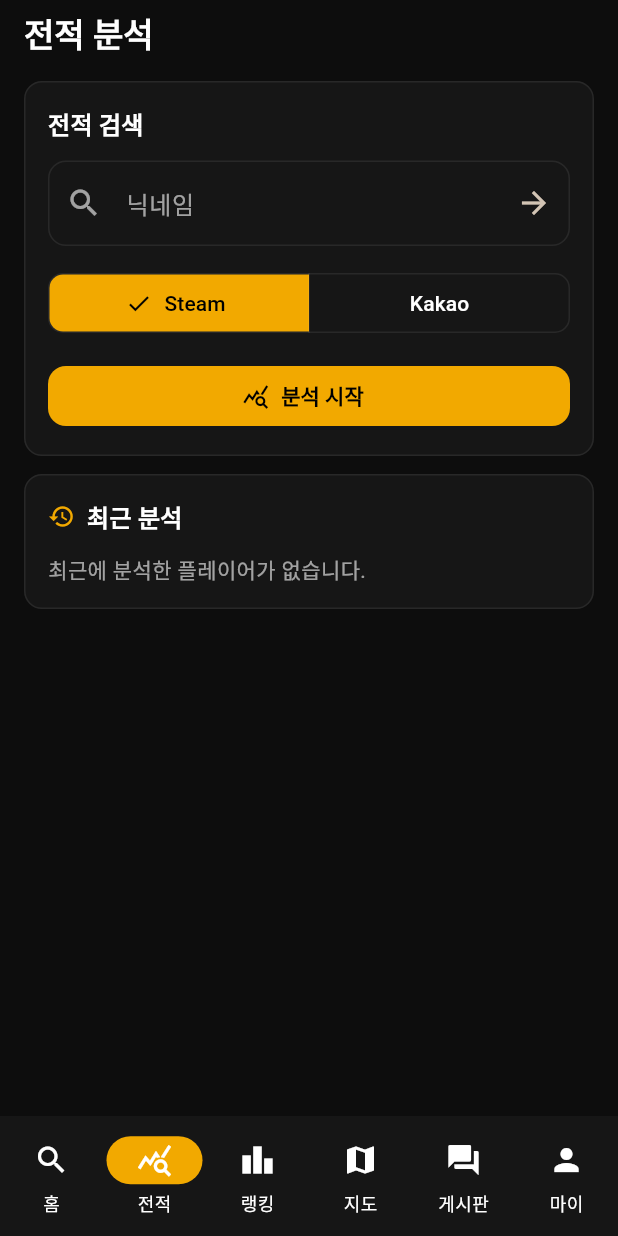
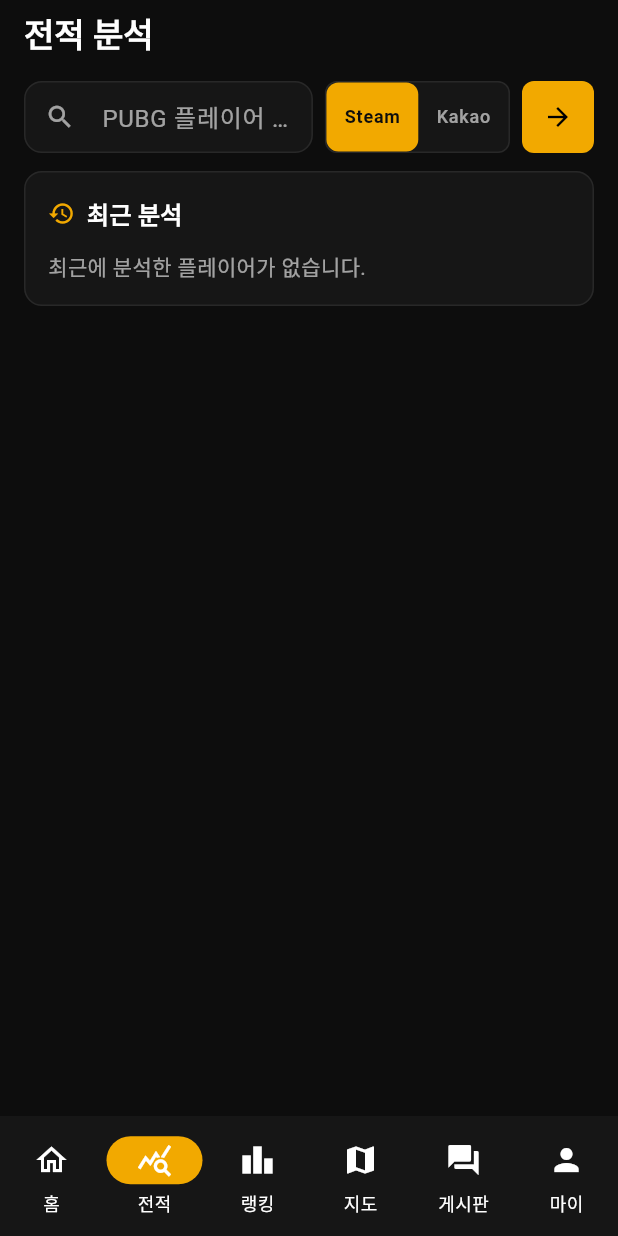
Before and after one commit to ka6865/bmgs-app, a Flutter app: the screen it shows after launch, item 2 of the bottom bar chosen, after a tap on "Steam", on a phone screen of 412 x 824 dp. Run offline on Flutter 3.47's test engine with Material 3 defaults, Android fonts, the phone set to English and light mode, and no system bars; our stand-ins replace dio, flutter_local_notifications, flutter_riverpod, go_router, package_info_plus, shared_preferences and 1 more; accounts and stored records are empty.

Commit message:
정리: 홈과 하단 탭 기능 중복 제거
홈의 빠른 메뉴 4개 중 3개(랭킹/지도/게시판)가 하단 탭과 완전히 겹쳤고,
홈 탭 아이콘이 검색 모양이라 전적 탭과 역할이 헷갈렸다.

- 홈 빠른 메뉴 제거. 랭킹/지도/게시판은 하단 탭으로만 이동한다.
  알림은 하단 탭에 없지만 홈 헤더 벨이 이미 진입 경로다
- HomeQuickActions와 _QuickAction 위젯 제거(죽은 코드)
- 홈 탭 아이콘을 Icons.search에서 Icons.home_outlined로 변경
- 홈 전용 HomeSearchBar를 core/widgets/player_search_bar.dart로 올려
  전적 탭의 큰 검색 카드(제목+입력+SegmentedButton+분석 버튼)를 대체.
  두 화면이 같은 위젯을 쓰므로 검색 UI가 중복되지 않는다
- 전적 화면에서 Card를 걷어내며 사라진 Material 조상을 복원.
  TextField와 InkWell이 요구하는 기반이다

홈은 검색 진입과 내 플레이어(이어서 보기, 즐겨찾기, 최근 활동) 관리에
집중하고, 다른 화면 이동은 하단 탭이 담당한다.

검증: dart analyze 무이슈, flutter test 180개 통과

```diff
--- a/lib/features/home/widgets/home_search_bar.dart
+++ b/lib/core/widgets/player_search_bar.dart
@@ -1,16 +1,16 @@
 import 'package:flutter/material.dart';
 
-import '../../../core/theme/bgms_theme.dart';
+import '../theme/bgms_theme.dart';
 
 /// 검색 바 컨트롤 높이. 접근성 최소 터치 영역(48)을 만족시킨다.
 const double _controlHeight = 48;
 
-/// 홈 상단의 한 줄 검색 바.
+/// 플레이어 검색 한 줄 바.
 ///
-/// 전적 탭에는 플랫폼 선택과 분석 버튼을 갖춘 전체 검색 허브가 따로 있다.
-/// 홈에서는 진입 동선만 담당하므로 입력 한 줄과 플랫폼 토글로 압축한다.
-class HomeSearchBar extends StatelessWidget {
-  const HomeSearchBar({
+/// 홈과 전적 탭이 같은 위젯을 공유해 검색 UI가 중복되지 않게 한다.
+/// 입력, 플랫폼 토글, 실행 버튼이 한 행에 들어간다.
+class PlayerSearchBar extends StatelessWidget {
+  const PlayerSearchBar({
     super.key,
     required this.controller,
     required this.platform,
@@ -181,7 +181,7 @@
         width: _controlHeight,
         height: _controlHeight,
         child: FilledButton(
-          key: const Key('home_search_submit'),
+          key: const Key('player_search_submit'),
           onPressed: searching ? null : onSearch,
           style: FilledButton.styleFrom(
             padding: EdgeInsets.zero,
--- a/lib/features/board/board_screen.dart
+++ b/lib/features/board/board_screen.dart
@@ -193,7 +193,6 @@
 
 class _PostTile extends StatelessWidget {
   const _PostTile({required this.post});
-
 
   final BoardPostSummary post;
 
--- a/lib/features/home/home_screen.dart
+++ b/lib/features/home/home_screen.dart
@@ -9,10 +9,10 @@
 import '../../core/storage/local_player_store.dart';
 import '../../core/theme/bgms_theme.dart';
 import '../../core/widgets/bgms_brand_header.dart';
+import '../../core/widgets/player_search_bar.dart';
 import '../../navigation/shell_scaffold.dart';
 import '../notifications/notification_bell.dart';
 import 'widgets/home_dashboard_sections.dart';
-import 'widgets/home_search_bar.dart';
 import 'widgets/player_suggestion_list.dart';
 
 class HomeScreen extends StatefulWidget {
@@ -272,7 +272,7 @@
           children: [
             const BgmsBrandHeader(title: 'BGMS', trailing: NotificationBell()),
             const SizedBox(height: 14),
-            HomeSearchBar(
+            PlayerSearchBar(
               controller: _nicknameController,
               platform: _platform,
               searching: _searching,
@@ -312,13 +312,6 @@
               onTap: (player) =>
                   _search(nickname: player.nickname, platform: player.platform),
             ),
-            const SizedBox(height: 20),
-            HomeQuickActions(
-              onRankingsTap: () => context.go('/rankings'),
-              onMapsTap: () => context.go('/maps'),
-              onBoardTap: () => context.go('/board'),
-              onNotificationsTap: () => context.push('/notifications'),
-            ),
             if (_loadingStore || remainingRecent.isNotEmpty) ...[
               const SizedBox(height: 20),
               RecentActivitySection(
--- a/lib/features/home/widgets/home_dashboard_sections.dart
+++ b/lib/features/home/widgets/home_dashboard_sections.dart
@@ -192,65 +192,6 @@
   }
 }
 
-class HomeQuickActions extends StatelessWidget {
-  const HomeQuickActions({
-    super.key,
-    required this.onRankingsTap,
-    required this.onMapsTap,
-    required this.onBoardTap,
-    required this.onNotificationsTap,
-  });
-
-  final VoidCallback onRankingsTap;
-  final VoidCallback onMapsTap;
-  final VoidCallback onBoardTap;
-  final VoidCallback onNotificationsTap;
-
-  @override
-  Widget build(BuildContext context) {
-    return SectionBand(
-      title: '빠른 메뉴',
-      icon: Icons.grid_view_outlined,
-      child: Row(
-        children: [
-          Expanded(
-            child: _QuickAction(
-              label: '랭킹',
-              icon: Icons.leaderboard_outlined,
-              onTap: onRankingsTap,
-            ),
-          ),
-          const SizedBox(width: 8),
-          Expanded(
-            child: _QuickAction(
-              label: '지도',
-              icon: Icons.map_outlined,
-              onTap: onMapsTap,
-            ),
-          ),
-          const SizedBox(width: 8),
-          Expanded(
-            child: _QuickAction(
-              label: '게시판',
-              icon: Icons.forum_outlined,
-              onTap: onBoardTap,
-            ),
-          ),
-          const SizedBox(width: 8),
-          // 알림 센터는 하단 탭에 없으므로 홈에서 진입 경로를 제공한다.
-          Expanded(
-            child: _QuickAction(
-              label: '알림',
-              icon: Icons.notifications_outlined,
-              onTap: onNotificationsTap,
-            ),
-          ),
-        ],
-      ),
-    );
-  }
-}
-
 class RecentActivitySection extends StatelessWidget {
   const RecentActivitySection({
     super.key,
@@ -290,62 +231,6 @@
                 ],
               ),
             ),
-    );
-  }
-}
-
-class _QuickAction extends StatelessWidget {
-  const _QuickAction({
-    required this.label,
-    required this.icon,
-    required this.onTap,
-  });
-
-  final String label;
-  final IconData icon;
-  final VoidCallback onTap;
-
-  @override
-  Widget build(BuildContext context) {
-    return Tooltip(
-      message: label,
-      child: InkSurface(
-        borderRadius: 8,
-        decoration: BoxDecoration(
-          color: BgmsColors.surface,
-          borderRadius: BorderRadius.circular(8),
-          border: Border.all(color: BgmsColors.border),
-        ),
-        child: InkWell(
-          onTap: onTap,
-          borderRadius: BorderRadius.circular(8),
-          child: SizedBox(
-            height: 64,
-            child: Column(
-              mainAxisAlignment: MainAxisAlignment.center,
-              children: [
-                Icon(icon, size: 20, color: BgmsColors.accent),
-                const SizedBox(height: 6),
-                // 좁은 화면에서도 라벨이 잘리지 않도록 가로 폭에 맞춰 축소한다.
-                Padding(
-                  padding: const EdgeInsets.symmetric(horizontal: 4),
-                  child: FittedBox(
-                    fit: BoxFit.scaleDown,
-                    child: Text(
-                      label,
-                      maxLines: 1,
-                      style: Theme.of(context).textTheme.labelMedium?.copyWith(
-                        color: BgmsColors.textSecondary,
-                        letterSpacing: 0,
-                      ),
-                    ),
-                  ),
-                ),
-              ],
-            ),
-          ),
-        ),
-      ),
     );
   }
 }
--- a/lib/features/notifications/notification_settings.dart
+++ b/lib/features/notifications/notification_settings.dart
@@ -92,9 +92,8 @@
     final kinds = rawKinds is List
         ? rawKinds
               .map(
-                (value) => BgmsNotificationKindLabel.fromStorageKey(
-                  value.toString(),
-                ),
+                (value) =>
+                    BgmsNotificationKindLabel.fromStorageKey(value.toString()),
               )
               .whereType<BgmsNotificationKind>()
               .toSet()
--- a/lib/features/notifications/notification_store.dart
+++ b/lib/features/notifications/notification_store.dart
@@ -97,9 +97,7 @@
     next[snapshot.playerId] = snapshot;
     await _prefs.setString(
       _snapshotsKey,
-      jsonEncode(
-        next.map((key, value) => MapEntry(key, value.toJson())),
-      ),
+      jsonEncode(next.map((key, value) => MapEntry(key, value.toJson()))),
     );
   }
 
--- a/lib/features/stats/stats_detail_screen.dart
+++ b/lib/features/stats/stats_detail_screen.dart
@@ -9,6 +9,7 @@
 import '../../core/theme/bgms_theme.dart';
 import '../../core/widgets/app_panels.dart';
 import '../../core/widgets/bgms_brand_header.dart';
+import '../../core/widgets/player_search_bar.dart';
 import '../../navigation/shell_scaffold.dart';
 import 'ai_coaching_card.dart';
 import 'player_stats_models.dart';
@@ -212,7 +213,9 @@
   Widget build(BuildContext context) {
     final nickname = widget.nickname?.trim() ?? '';
 
-    final content = ListView(
+    // 셸이 Scaffold를 제공하지만, 전적 화면을 단독으로 띄우는 경우에도
+    // TextField와 InkWell이 요구하는 Material 기반을 보장한다.
+    final list = ListView(
       padding: const EdgeInsets.fromLTRB(16, 8, 16, 24),
       children: [
         ScreenHeader(
@@ -298,6 +301,8 @@
       ],
     );
 
+    final content = Material(color: BgmsColors.bgBase, child: list);
+
     // 검색 전에는 새로고침할 대상이 없으므로 결과 화면에서만 당겨서 새로고침을 붙인다.
     if (nickname.isEmpty) return content;
     return RefreshIndicator(onRefresh: () async => _retry(), child: content);
@@ -332,72 +337,15 @@
     return Column(
       crossAxisAlignment: CrossAxisAlignment.stretch,
       children: [
-        Card(
-          child: Padding(
-            padding: const EdgeInsets.all(16),
-            child: Column(
-              crossAxisAlignment: CrossAxisAlignment.stretch,
-              children: [
-                Text(
-                  '전적 검색',
-                  style: Theme.of(context).textTheme.titleMedium?.copyWith(
-                    fontWeight: FontWeight.w800,
-                  ),
-                ),
-                const SizedBox(height: 12),
-                TextField(
-                  controller: controller,
-                  textInputAction: TextInputAction.search,
-                  enabled: !searching,
-                  onChanged: (_) => onTextChanged(),
-                  onSubmitted: (_) => onSearch(),
-                  decoration: InputDecoration(
-                    labelText: '닉네임',
-                    hintText: 'PUBG 닉네임을 입력하세요',
-                    errorText: errorText,
-                    prefixIcon: const Icon(Icons.search),
-                    suffixIcon: IconButton(
-                      onPressed: searching ? null : () => onSearch(),
-                      icon: searching
-                          ? const SizedBox(
-                              width: 18,
-                              height: 18,
-                              child: CircularProgressIndicator(strokeWidth: 2),
-                            )
-                          : const Icon(Icons.arrow_forward),
-                      tooltip: '검색',
-                    ),
-                  ),
-                ),
-                const SizedBox(height: 14),
-                SizedBox(
-                  width: double.infinity,
-                  child: SegmentedButton<String>(
-                    segments: const [
-                      ButtonSegment(value: 'steam', label: Text('Steam')),
-                      ButtonSegment(value: 'kakao', label: Text('Kakao')),
-                    ],
-                    selected: {platform},
-                    onSelectionChanged: searching
-                        ? null
-                        : (selection) => onPlatformChanged(selection.first),
-                  ),
-                ),
-                const SizedBox(height: 14),
-                FilledButton.icon(
-                  onPressed: searching ? null : () => onSearch(),
-                  icon: searching
-                      ? const SizedBox(
-                          width: 18,
-                          height: 18,
-                          child: CircularProgressIndicator(strokeWidth: 2),
-                        )
-                      : const Icon(Icons.query_stats),
-                  label: Text(searching ? '검색 중...' : '분석 시작'),
-                ),
-              ],
-            ),
-          ),
+        // 홈과 같은 검색 바를 재사용해 검색 UI가 중복되지 않게 한다.
+        PlayerSearchBar(
+          controller: controller,
+          platform: platform,
+          searching: searching,
+          errorText: errorText,
+          onPlatformChanged: onPlatformChanged,
+          onSearch: onSearch,
+          onTextChanged: onTextChanged,
         ),
         const SizedBox(height: 12),
         _PlayerShortcutPanel(
--- a/lib/navigation/shell_scaffold.dart
+++ b/lib/navigation/shell_scaffold.dart
@@ -45,7 +45,7 @@
           );
         },
         destinations: const [
-          NavigationDestination(icon: Icon(Icons.search), label: '홈'),
+          NavigationDestination(icon: Icon(Icons.home_outlined), label: '홈'),
           NavigationDestination(icon: Icon(Icons.query_stats), label: '전적'),
           NavigationDestination(icon: Icon(Icons.leaderboard), label: '랭킹'),
           NavigationDestination(icon: Icon(Icons.map), label: '지도'),
```
Also changed, not shown: lib/core/widgets/tier_icon.dart (+1 -6 lines), lib/features/notifications/local_notification_presenter.dart (+9 -2 lines), lib/features/notifications/notification_bell.dart (+4 -4 lines), 8 other files.
